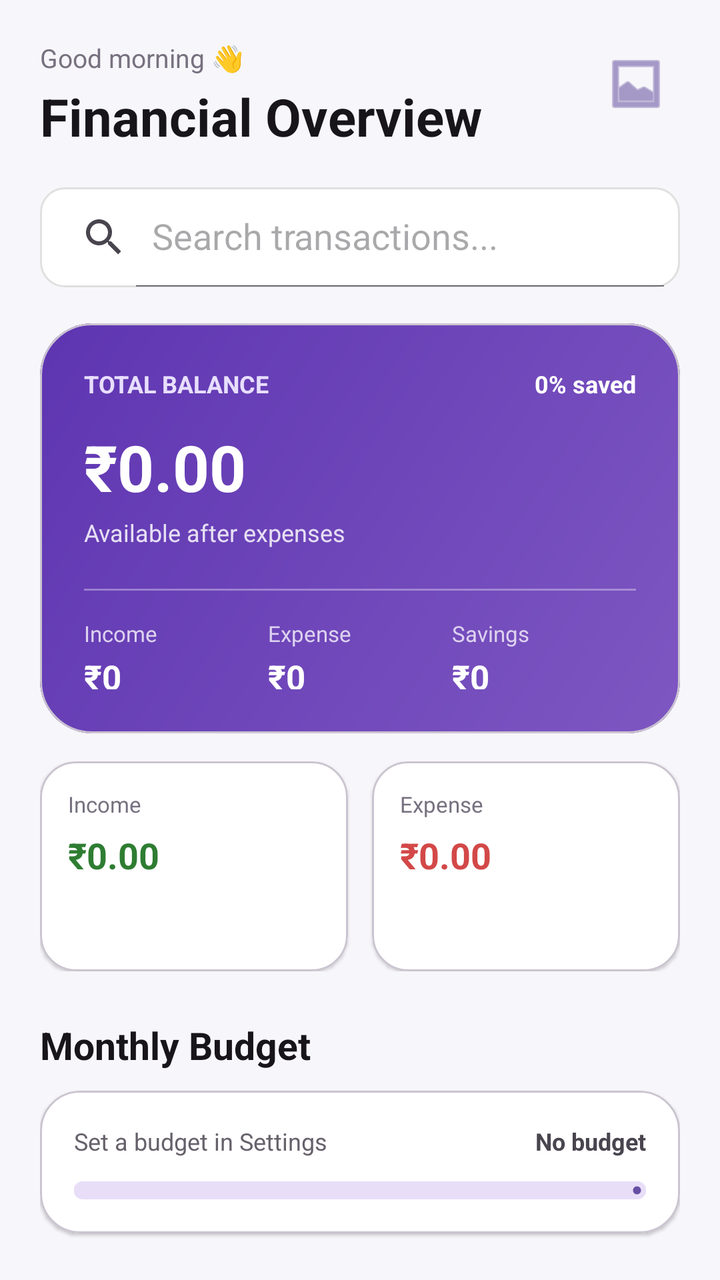
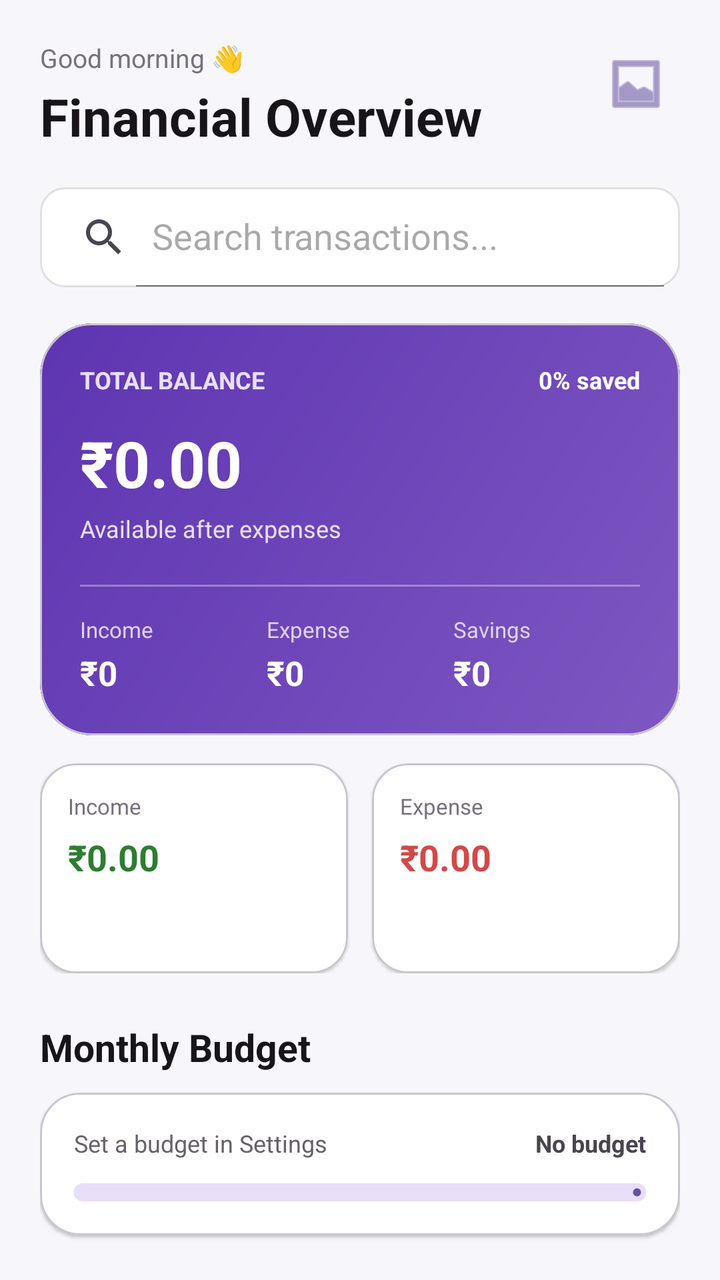

Two renders of the same Android screen: before a commit and after it. Below are the layout's source before the change and the commit's diff.
<!-- AndroidManifest.xml: application theme Theme.Expensetracker -->
<!-- res/layout/activity_main.xml -->
<?xml version="1.0" encoding="utf-8"?>
<androidx.core.widget.NestedScrollView
    xmlns:android="http://schemas.android.com/apk/res/android"
    xmlns:app="http://schemas.android.com/apk/res-auto"
    android:layout_width="match_parent"
    android:layout_height="match_parent"
    android:background="#F7F6FA"
    android:fillViewport="true"
    android:fitsSystemWindows="true">

    <LinearLayout
        android:layout_width="match_parent"
        android:layout_height="wrap_content"
        android:orientation="vertical"
        android:padding="20dp">

        

        <RelativeLayout
            android:layout_width="match_parent"
            android:layout_height="wrap_content">

            <LinearLayout
                android:layout_width="wrap_content"
                android:layout_height="wrap_content"
                android:orientation="vertical">

                <TextView
                    android:layout_width="wrap_content"
                    android:layout_height="wrap_content"
                    android:text="Good morning 👋"
                    android:textColor="#77717F"
                    android:textSize="13sp" />

                <TextView
                    android:layout_width="wrap_content"
                    android:layout_height="wrap_content"
                    android:layout_marginTop="3dp"
                    android:text="Financial Overview"
                    android:textColor="#17151A"
                    android:textSize="26sp"
                    android:textStyle="bold" />

            </LinearLayout>

            <ImageButton
                android:id="@+id/btnBulkScan"
                android:layout_width="44dp"
                android:layout_height="44dp"
                android:layout_alignParentEnd="true"
                android:background="?attr/selectableItemBackgroundBorderless"
                android:contentDescription="Scan receipts"
                android:src="@android:drawable/ic_menu_gallery"
                app:tint="#6E5AA5" />

        </RelativeLayout>


        

        <androidx.appcompat.widget.SearchView
            android:id="@+id/searchView"
            android:layout_width="match_parent"
            android:layout_height="50dp"
            android:layout_marginTop="18dp"
            android:background="@drawable/search_background"
            app:iconifiedByDefault="false"
            app:queryHint="Search transactions..." />


        

        <com.google.android.material.card.MaterialCardView
            android:layout_width="match_parent"
            android:layout_height="205dp"
            android:layout_marginTop="18dp"
            app:cardBackgroundColor="#7E57C2"
            app:cardCornerRadius="26dp"
            app:cardElevation="0dp">

            <LinearLayout
                android:layout_width="match_parent"
                android:layout_height="match_parent"
                android:background="@drawable/bg_balance"
                android:orientation="vertical"
                android:padding="22dp">

                <LinearLayout
                    android:layout_width="match_parent"
                    android:layout_height="wrap_content"
                    android:gravity="center_vertical">

                    <TextView
                        android:layout_width="0dp"
                        android:layout_height="wrap_content"
                        android:layout_weight="1"
                        android:text="TOTAL BALANCE"
                        android:textColor="#E8DFFF"
                        android:textSize="12sp"
                        android:textStyle="bold" />

                    <TextView
                        android:id="@+id/tvSavingsRate"
                        android:layout_width="wrap_content"
                        android:layout_height="wrap_content"
                        android:text="0% saved"
                        android:textColor="#FFFFFF"
                        android:textSize="12sp"
                        android:textStyle="bold" />

                </LinearLayout>

                <TextView
                    android:id="@+id/tvBalance"
                    android:layout_width="wrap_content"
                    android:layout_height="wrap_content"
                    android:layout_marginTop="12dp"
                    android:text="₹0.00"
                    android:textColor="#FFFFFF"
                    android:textSize="32sp"
                    android:textStyle="bold" />

                <TextView
                    android:layout_width="wrap_content"
                    android:layout_height="wrap_content"
                    android:layout_marginTop="3dp"
                    android:text="Available after expenses"
                    android:textColor="#E6DFF4"
                    android:textSize="12sp" />

                <View
                    android:layout_width="match_parent"
                    android:layout_height="1dp"
                    android:layout_marginTop="20dp"
                    android:background="#55FFFFFF" />

                <LinearLayout
                    android:layout_width="match_parent"
                    android:layout_height="wrap_content"
                    android:layout_marginTop="14dp"
                    android:orientation="horizontal">

                    <LinearLayout
                        android:layout_width="0dp"
                        android:layout_height="wrap_content"
                        android:layout_weight="1"
                        android:orientation="vertical">

                        <TextView
                            android:layout_width="wrap_content"
                            android:layout_height="wrap_content"
                            android:text="Income"
                            android:textColor="#DDD2EF"
                            android:textSize="11sp" />

                        <TextView
                            android:id="@+id/tvIncomeMini"
                            android:layout_width="wrap_content"
                            android:layout_height="wrap_content"
                            android:layout_marginTop="3dp"
                            android:text="₹0"
                            android:textColor="#FFFFFF"
                            android:textSize="17sp"
                            android:textStyle="bold" />

                    </LinearLayout>

                    <LinearLayout
                        android:layout_width="0dp"
                        android:layout_height="wrap_content"
                        android:layout_weight="1"
                        android:orientation="vertical">

                        <TextView
                            android:layout_width="wrap_content"
                            android:layout_height="wrap_content"
                            android:text="Expense"
                            android:textColor="#DDD2EF"
                            android:textSize="11sp" />

                        <TextView
                            android:id="@+id/tvExpenseMini"
                            android:layout_width="wrap_content"
                            android:layout_height="wrap_content"
                            android:layout_marginTop="3dp"
                            android:text="₹0"
                            android:textColor="#FFFFFF"
                            android:textSize="17sp"
                            android:textStyle="bold" />

                    </LinearLayout>

                    <LinearLayout
                        android:layout_width="0dp"
                        android:layout_height="wrap_content"
                        android:layout_weight="1"
                        android:orientation="vertical">

                        <TextView
                            android:layout_width="wrap_content"
                            android:layout_height="wrap_content"
                            android:text="Savings"
                            android:textColor="#DDD2EF"
                            android:textSize="11sp" />

                        <TextView
                            android:id="@+id/tvSavings"
                            android:layout_width="wrap_content"
                            android:layout_height="wrap_content"
                            android:layout_marginTop="3dp"
                            android:text="₹0"
                            android:textColor="#FFFFFF"
                            android:textSize="17sp"
                            android:textStyle="bold" />

                    </LinearLayout>

                </LinearLayout>

            </LinearLayout>

        </com.google.android.material.card.MaterialCardView>


        

        <LinearLayout
            android:layout_width="match_parent"
            android:layout_height="wrap_content"
            android:layout_marginTop="14dp"
            android:orientation="horizontal">

            <com.google.android.material.card.MaterialCardView
                android:layout_width="0dp"
                android:layout_height="105dp"
                android:layout_weight="1"
                android:layout_marginEnd="6dp"
                app:cardBackgroundColor="#FFFFFF"
                app:cardCornerRadius="18dp"
                app:cardElevation="1dp">

                <LinearLayout
                    android:layout_width="match_parent"
                    android:layout_height="match_parent"
                    android:orientation="vertical"
                    android:padding="14dp">

                    <TextView
                        android:layout_width="wrap_content"
                        android:layout_height="wrap_content"
                        android:text="Income"
                        android:textColor="#77717F"
                        android:textSize="11sp" />

                    <TextView
                        android:id="@+id/tvIncome"
                        android:layout_width="wrap_content"
                        android:layout_height="wrap_content"
                        android:layout_marginTop="6dp"
                        android:text="₹0.00"
                        android:textColor="#2E7D32"
                        android:textSize="18sp"
                        android:textStyle="bold" />

                </LinearLayout>

            </com.google.android.material.card.MaterialCardView>


            <com.google.android.material.card.MaterialCardView
                android:layout_width="0dp"
                android:layout_height="105dp"
                android:layout_weight="1"
                android:layout_marginStart="6dp"
                app:cardBackgroundColor="#FFFFFF"
                app:cardCornerRadius="18dp"
                app:cardElevation="1dp">

                <LinearLayout
                    android:layout_width="match_parent"
                    android:layout_height="match_parent"
                    android:orientation="vertical"
                    android:padding="14dp">

                    <TextView
                        android:layout_width="wrap_content"
                        android:layout_height="wrap_content"
                        android:text="Expense"
                        android:textColor="#77717F"
                        android:textSize="11sp" />

                    <TextView
                        android:id="@+id/tvExpense"
                        android:layout_width="wrap_content"
                        android:layout_height="wrap_content"
                        android:layout_marginTop="6dp"
                        android:text="₹0.00"
                        android:textColor="#D34848"
                        android:textSize="18sp"
                        android:textStyle="bold" />

                </LinearLayout>

            </com.google.android.material.card.MaterialCardView>

        </LinearLayout>


        

        <TextView
            android:layout_width="wrap_content"
            android:layout_height="wrap_content"
            android:layout_marginTop="24dp"
            android:text="Monthly Budget"
            android:textColor="#17151A"
            android:textSize="19sp"
            android:textStyle="bold" />

        <com.google.android.material.card.MaterialCardView
            android:layout_width="match_parent"
            android:layout_height="wrap_content"
            android:layout_marginTop="10dp"
            app:cardBackgroundColor="#FFFFFF"
            app:cardCornerRadius="20dp"
            app:cardElevation="1dp">

            <LinearLayout
                android:layout_width="match_parent"
                android:layout_height="wrap_content"
                android:orientation="vertical"
                android:padding="17dp">

                <LinearLayout
                    android:layout_width="match_parent"
                    android:layout_height="wrap_content">

                    <TextView
                        android:id="@+id/tvBudgetText"
                        android:layout_width="0dp"
                        android:layout_height="wrap_content"
                        android:layout_weight="1"
                        android:text="Set a budget in Settings"
                        android:textColor="#66616B"
                        android:textSize="12sp" />

                    <TextView
                        android:id="@+id/tvBudgetStatus"
                        android:layout_width="wrap_content"
                        android:layout_height="wrap_content"
                        android:text="No budget"
                        android:textSize="12sp"
                        android:textStyle="bold" />

                </LinearLayout>

                <com.google.android.material.progressindicator.LinearProgressIndicator
                    android:id="@+id/budgetProgress"
                    android:layout_width="match_parent"
                    android:layout_height="9dp"
                    android:layout_marginTop="12dp"
                    app:trackCornerRadius="5dp"
                    app:trackThickness="9dp" />

            </LinearLayout>

        </com.google.android.material.card.MaterialCardView>


        

        <LinearLayout
            android:layout_width="match_parent"
            android:layout_height="wrap_content"
            android:layout_marginTop="18dp"
            android:orientation="horizontal">

            <com.google.android.material.button.MaterialButton
                android:id="@+id/btnAddTransaction"
                android:layout_width="0dp"
                android:layout_height="54dp"
                android:layout_weight="1"
                android:text="+ Add Transaction"
                android:textAllCaps="false"
                android:textSize="14sp"
                android:textStyle="bold"
                app:backgroundTint="#7E57C2"
                app:cornerRadius="17dp" />

            <com.google.android.material.button.MaterialButton
                android:id="@+id/btnAnalytics"
                style="@style/Widget.MaterialComponents.Button.OutlinedButton"
                android:layout_width="0dp"
                android:layout_height="54dp"
                android:layout_marginStart="8dp"
                android:layout_weight="1"
                android:text="Analytics"
                android:textAllCaps="false"
                android:textSize="14sp"
                android:textStyle="bold"
                app:cornerRadius="17dp" />

        </LinearLayout>


        

        <LinearLayout
            android:layout_width="match_parent"
            android:layout_height="wrap_content"
            android:layout_marginTop="28dp"
            android:gravity="center_vertical">

            <TextView
                android:layout_width="0dp"
                android:layout_height="wrap_content"
                android:layout_weight="1"
                android:text="Recent Transactions"
                android:textColor="#17151A"
                android:textSize="20sp"
                android:textStyle="bold" />

            <ImageButton
                android:id="@+id/btnFilter"
                android:layout_width="42dp"
                android:layout_height="42dp"
                android:background="?attr/selectableItemBackgroundBorderless"
                android:contentDescription="Filter"
                android:src="@android:drawable/ic_menu_sort_by_size"
                app:tint="#6E5AA5" />

        </LinearLayout>


        <androidx.recyclerview.widget.RecyclerView
            android:id="@+id/recyclerTransactions"
            android:layout_width="match_parent"
            android:layout_height="wrap_content"
            android:layout_marginTop="8dp"
            android:nestedScrollingEnabled="false" />


        

        <com.google.android.material.button.MaterialButton
            android:id="@+id/btnSettings"
            style="@style/Widget.MaterialComponents.Button.TextButton"
            android:layout_width="match_parent"
            android:layout_height="48dp"
            android:layout_marginTop="10dp"
            android:layout_marginBottom="24dp"
            android:text="Settings"
            android:textAllCaps="false"
            android:textColor="#76668F" />

    </LinearLayout>

</androidx.core.widget.NestedScrollView>
<!-- resources referenced by this layout -->
<resources>
  <!-- drawable bg_balance (drawable) -->
  <?xml version="1.0" encoding="utf-8"?>
  <shape xmlns:android="http://schemas.android.com/apk/res/android">
      <gradient
          android:angle="135"
          android:endColor="#5E35B1"
          android:startColor="#7E57C2" />
      <corners android:radius="26dp" />
  </shape>
  <!-- drawable search_background (drawable) -->
  <?xml version="1.0" encoding="utf-8"?>
  <shape xmlns:android="http://schemas.android.com/apk/res/android">
      <solid android:color="#FFFFFF" />
      <corners android:radius="12dp" />
      <stroke
          android:width="1dp"
          android:color="#E0E0E0" />
  </shape>
  <style name="Theme.Expensetracker" parent="Theme.Material3.DayNight.NoActionBar">
  
          <item name="android:fontFamily">sans-serif</item>
  
          <item name="android:windowActionModeOverlay">true</item>
  
          <item name="android:statusBarColor">
              ?android:colorBackground
          </item>
  
          <item name="android:navigationBarColor">
              ?android:colorBackground
          </item>
  
          <item name="android:windowLightStatusBar">
              true
          </item>
  
      </style>
</resources>

<!-- the commit's change to res/layout/activity_main.xml (unified diff, before → after) -->
@@ -72,7 +72,7 @@
 
         <com.google.android.material.card.MaterialCardView
             android:layout_width="match_parent"
-            android:layout_height="205dp"
+            android:layout_height="wrap_content"
             android:layout_marginTop="18dp"
             app:cardBackgroundColor="#7E57C2"
             app:cardCornerRadius="26dp"
@@ -80,10 +80,10 @@
 
             <LinearLayout
                 android:layout_width="match_parent"
-                android:layout_height="match_parent"
+                android:layout_height="wrap_content"
                 android:background="@drawable/bg_balance"
                 android:orientation="vertical"
-                android:padding="22dp">
+                android:padding="20dp">
 
                 <LinearLayout
                     android:layout_width="match_parent"
